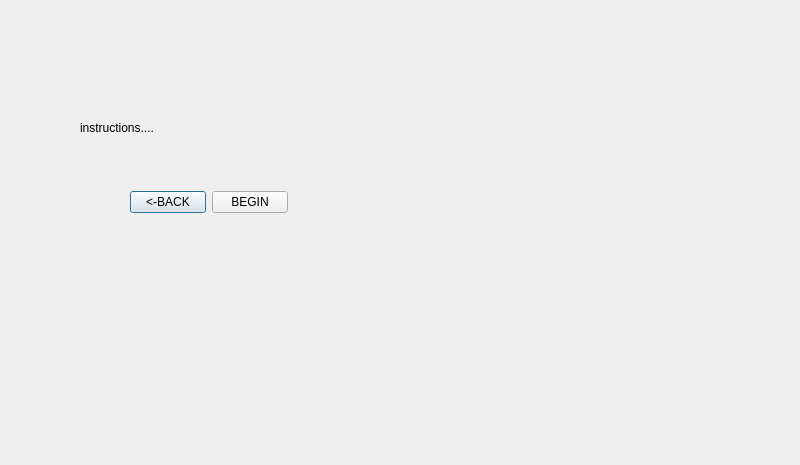
jdsalguer/senior_project, file Qt_Creator/projectPHOE/fundusinstruc.ui: the form before one commit.
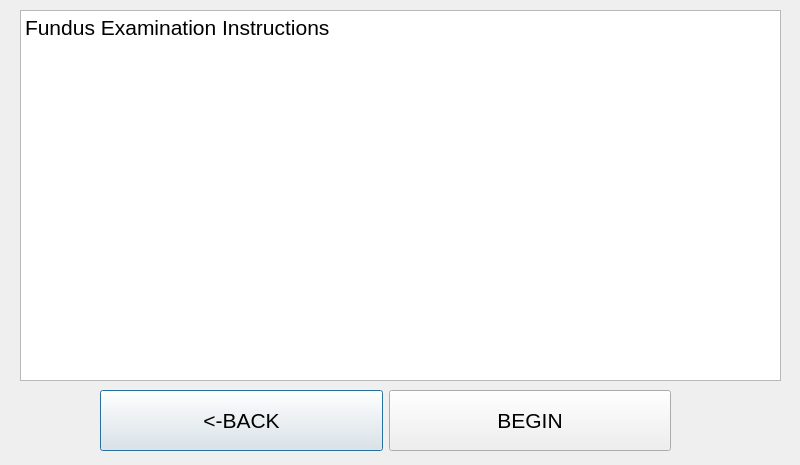
The form after the commit.

Diff of the .ui file:
```diff
--- a/Qt_Creator/projectPHOE/fundusinstruc.ui
+++ b/Qt_Creator/projectPHOE/fundusinstruc.ui
@@ -13,31 +13,29 @@
   <property name="windowTitle">
    <string>Dialog</string>
   </property>
-  <widget class="QLabel" name="label">
+  <widget class="QWidget" name="">
    <property name="geometry">
     <rect>
-     <x>80</x>
-     <y>120</y>
-     <width>181</width>
-     <height>16</height>
-    </rect>
-   </property>
-   <property name="text">
-    <string>instructions....</string>
-   </property>
-  </widget>
-  <widget class="QWidget" name="layoutWidget">
-   <property name="geometry">
-    <rect>
-     <x>130</x>
-     <y>190</y>
-     <width>158</width>
-     <height>25</height>
+     <x>100</x>
+     <y>390</y>
+     <width>571</width>
+     <height>61</height>
     </rect>
    </property>
    <layout class="QHBoxLayout" name="horizontalLayout">
     <item>
      <widget class="QPushButton" name="funinsbackButton">
+      <property name="sizePolicy">
+       <sizepolicy hsizetype="Minimum" vsizetype="Expanding">
+        <horstretch>0</horstretch>
+        <verstretch>0</verstretch>
+       </sizepolicy>
+      </property>
+      <property name="font">
+       <font>
+        <pointsize>16</pointsize>
+       </font>
+      </property>
       <property name="text">
        <string>&lt;-BACK</string>
       </property>
@@ -45,6 +43,17 @@
     </item>
     <item>
      <widget class="QPushButton" name="funinsbegButton">
+      <property name="sizePolicy">
+       <sizepolicy hsizetype="Minimum" vsizetype="Expanding">
+        <horstretch>0</horstretch>
+        <verstretch>0</verstretch>
+       </sizepolicy>
+      </property>
+      <property name="font">
+       <font>
+        <pointsize>16</pointsize>
+       </font>
+      </property>
       <property name="text">
        <string>BEGIN</string>
       </property>
@@ -52,6 +61,23 @@
     </item>
    </layout>
   </widget>
+  <widget class="QTextBrowser" name="textBrowser">
+   <property name="geometry">
+    <rect>
+     <x>20</x>
+     <y>10</y>
+     <width>761</width>
+     <height>371</height>
+    </rect>
+   </property>
+   <property name="html">
+    <string>&lt;!DOCTYPE HTML PUBLIC &quot;-//W3C//DTD HTML 4.0//EN&quot; &quot;http://www.w3.org/TR/REC-html40/strict.dtd&quot;&gt;
+&lt;html&gt;&lt;head&gt;&lt;meta name=&quot;qrichtext&quot; content=&quot;1&quot; /&gt;&lt;style type=&quot;text/css&quot;&gt;
+p, li { white-space: pre-wrap; }
+&lt;/style&gt;&lt;/head&gt;&lt;body style=&quot; font-family:'Ubuntu'; font-size:11pt; font-weight:400; font-style:normal;&quot;&gt;
+&lt;p style=&quot; margin-top:0px; margin-bottom:0px; margin-left:0px; margin-right:0px; -qt-block-indent:0; text-indent:0px;&quot;&gt;&lt;span style=&quot; font-size:16pt;&quot;&gt;Fundus Examination Instructions&lt;/span&gt;&lt;/p&gt;&lt;/body&gt;&lt;/html&gt;</string>
+   </property>
+  </widget>
  </widget>
  <resources/>
  <connections/>
```
